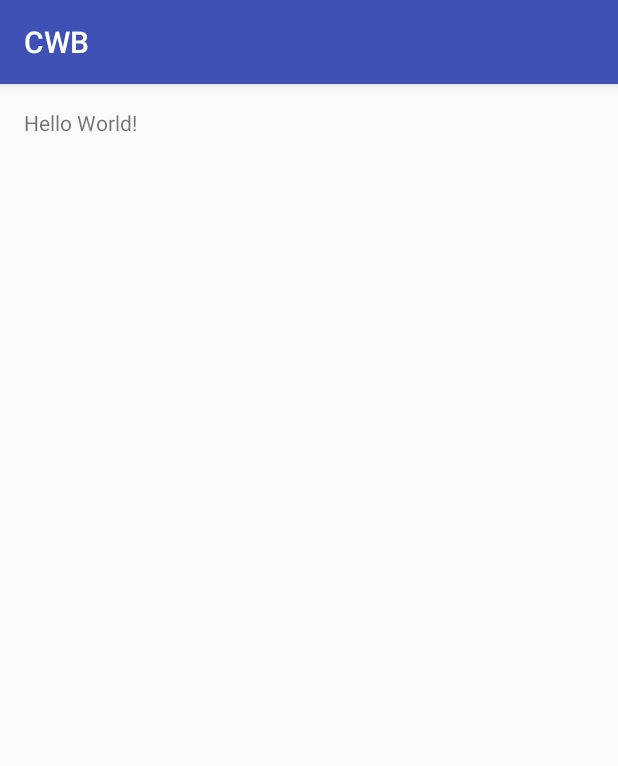
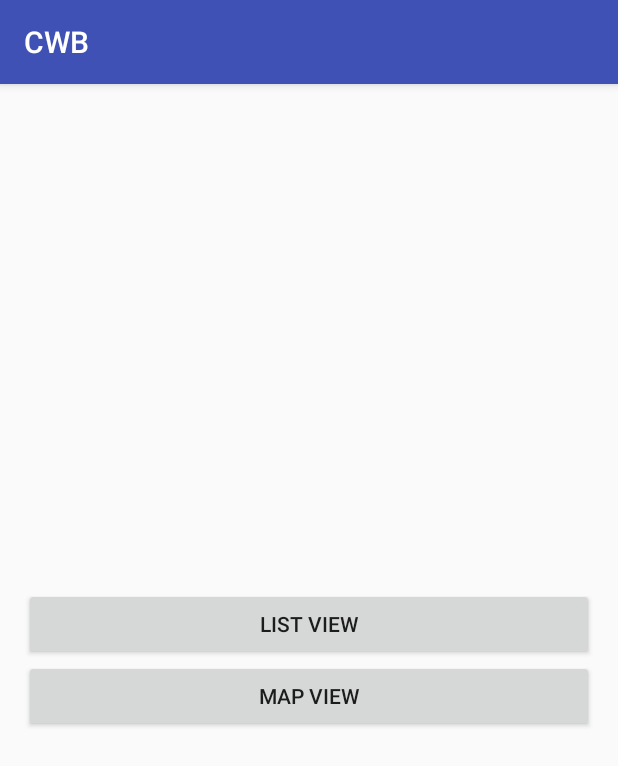
Before and after one commit to DuminduTraa/CWB-Android, an Android app: the screen it shows after launch (MainActivity), on a phone screen of 412 x 824 dp. Shown: the top 766 px of the screen. Run offline under Robolectric (Android 15) with nearby library versions, the phone set to English and light mode, and no system bars.

Commit message:
Necessary Activities added as empty acivities. List with adapter in list view activity

```diff
--- a/app/src/main/AndroidManifest.xml
+++ b/app/src/main/AndroidManifest.xml
@@ -15,6 +15,9 @@
                 <category android:name="android.intent.category.LAUNCHER" />
             </intent-filter>
         </activity>
+        <activity android:name=".ListViewActivity" />
+        <activity android:name=".MapViewActivity" />
+        <activity android:name=".StationDescriptionActivity"></activity>
     </application>
 
 </manifest>
--- a/app/src/main/java/com/dumindudulanga/cwb/MainActivity.java
+++ b/app/src/main/java/com/dumindudulanga/cwb/MainActivity.java
@@ -1,7 +1,10 @@
 package com.dumindudulanga.cwb;
 
+import android.content.Intent;
 import android.support.v7.app.AppCompatActivity;
 import android.os.Bundle;
+import android.view.View;
+import android.widget.Button;
 
 public class MainActivity extends AppCompatActivity {
 
@@ -9,5 +12,28 @@ public class MainActivity extends AppCompatActivity {
     protected void onCreate(Bundle savedInstanceState) {
         super.onCreate(savedInstanceState);
         setContentView(R.layout.activity_main);
+
+        Button listViewButton = (Button)findViewById(R.id.list_view_button);
+        Button mapViewButton = (Button)findViewById(R.id.map_view_button);
+        listViewButton.setOnClickListener(listViewButtonListener);
+        mapViewButton.setOnClickListener(mapViewbuttonListener);
     }
+
+    private View.OnClickListener listViewButtonListener = new View.OnClickListener() {
+        @Override
+        public void onClick(View view) {
+            Intent intent = new Intent(MainActivity.this, ListViewActivity.class);
+            startActivity(intent);
+        }
+    };
+
+    private View.OnClickListener mapViewbuttonListener = new View.OnClickListener() {
+        @Override
+        public void onClick(View view) {
+            Intent intent = new Intent(MainActivity.this, MapViewActivity.class);
+            startActivity(intent);
+        }
+    };
+
+
 }
--- a/app/src/main/res/layout/activity_main.xml
+++ b/app/src/main/res/layout/activity_main.xml
@@ -1,17 +1,35 @@
 <?xml version="1.0" encoding="utf-8"?>
-<RelativeLayout xmlns:android="http://schemas.android.com/apk/res/android"
+<RelativeLayout
+    xmlns:android="http://schemas.android.com/apk/res/android"
     xmlns:tools="http://schemas.android.com/tools"
     android:id="@+id/activity_main"
     android:layout_width="match_parent"
     android:layout_height="match_parent"
-    android:paddingBottom="@dimen/activity_vertical_margin"
-    android:paddingLeft="@dimen/activity_horizontal_margin"
-    android:paddingRight="@dimen/activity_horizontal_margin"
-    android:paddingTop="@dimen/activity_vertical_margin"
+    android:orientation="vertical"
+    android:paddingTop="16dp"
+    android:paddingBottom="16dp"
+    android:paddingLeft="16dp"
+    android:paddingRight="16dp"
     tools:context="com.dumindudulanga.cwb.MainActivity">
 
-    <TextView
-        android:layout_width="wrap_content"
+    <LinearLayout
+        android:layout_width="match_parent"
         android:layout_height="wrap_content"
-        android:text="Hello World!" />
+        android:orientation="vertical"
+        android:layout_centerVertical="true">
+
+        <Button
+            android:id="@+id/list_view_button"
+            android:layout_width="match_parent"
+            android:layout_height="wrap_content"
+            android:text = "list view"
+            android:textAllCaps="true"/>
+
+        <Button
+            android:id="@+id/map_view_button"
+            android:layout_width="match_parent"
+            android:layout_height="wrap_content"
+            android:text = "map view"
+            android:textAllCaps="true" />
+    </LinearLayout>
 </RelativeLayout>
```
Also changed, not shown: app/src/main/java/com/dumindudulanga/cwb/ListViewActivity.java (added, +29 -0 lines), app/src/main/java/com/dumindudulanga/cwb/MapViewActivity.java (added, +13 -0 lines), app/src/main/java/com/dumindudulanga/cwb/StationDescriptionActivity.java (added, +13 -0 lines), app/src/main/res/layout/activity_list_view.xml (added, +11 -0 lines), app/src/main/res/layout/activity_map_view.xml (added, +13 -0 lines), app/src/main/res/layout/activity_station_description.xml (added, +13 -0 lines).
